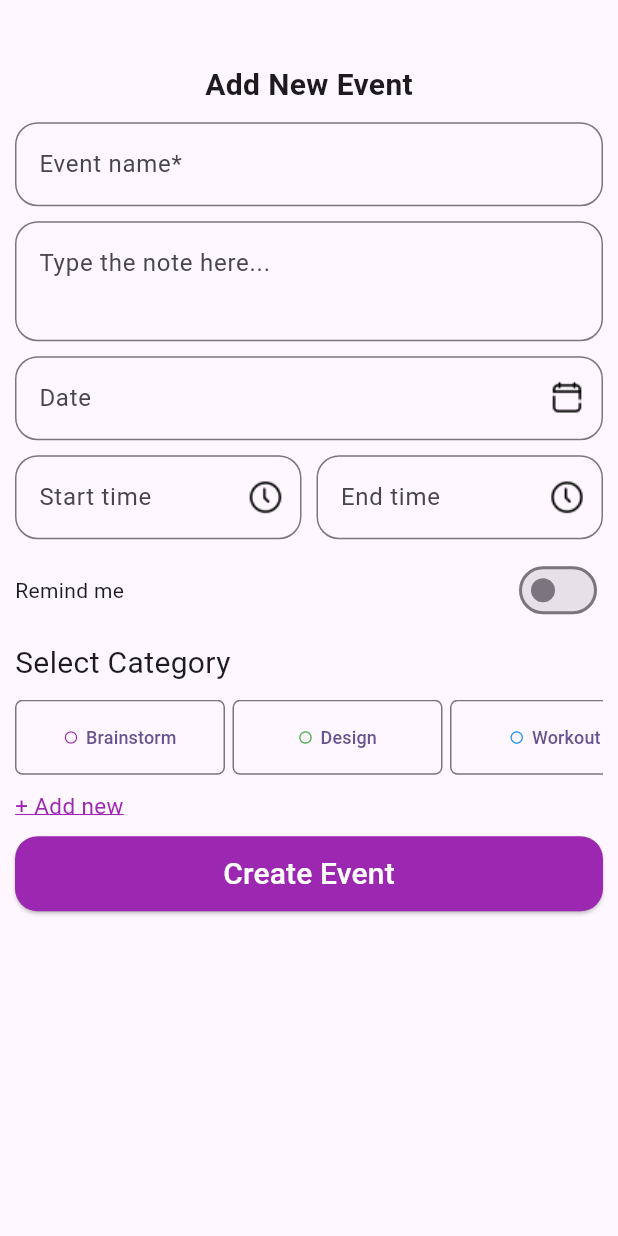
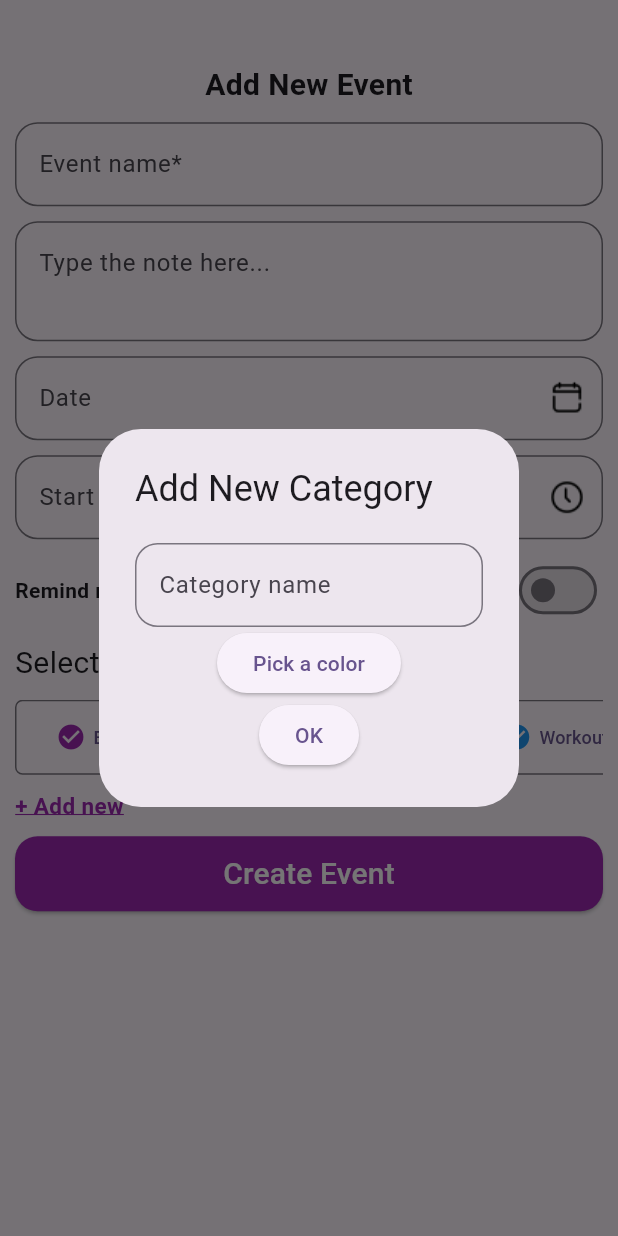
Before and after one commit to tanhoang088/calendar_flutter, a Flutter app: the CreateEventWidget widget shown alone on an empty page, opened directly, after a tap on "+ Add new", on a phone screen of 412 x 824 dp. Run offline on Flutter 3.47's test engine with Material 2 defaults, Android fonts, the phone set to English and light mode, and no system bars; our stand-ins replace animated_bottom_navigation_bar, flutter_colorpicker.

Commit message:
update create event

```diff
--- a/lib/page/createEvent_page.dart
+++ b/lib/page/createEvent_page.dart
@@ -1,4 +1,11 @@
 import 'package:flutter/material.dart';
+import 'package:flutter_colorpicker/flutter_colorpicker.dart';
+
+Color pickerColor = Color(0xff443a49);
+Color currentColor = Color(0xff443a49);
+
+final listCategory = <String>['Brainstorm', 'Design', 'Workout'];
+final listColor = <Color>[Colors.purple, Colors.green, Colors.blue];
 
 class CreateEventWidget extends StatefulWidget {
   const CreateEventWidget({super.key});
@@ -7,11 +14,19 @@ class CreateEventWidget extends StatefulWidget {
   State<CreateEventWidget> createState() => _CreateEventWidgetState();
 }
 
-final listCategory = <String>['Brainstorm', 'Design', 'Workout'];
-final listColor = <Color>[Colors.purple, Colors.green, Colors.blue];
-
 class _CreateEventWidgetState extends State<CreateEventWidget> {
   bool light = false;
+  final myController = TextEditingController();
+  void changeColor(Color color) {
+    setState(() => pickerColor = color);
+  }
+
+  @override
+  void dispose() {
+    myController.dispose();
+    super.dispose();
+  }
+
   @override
   Widget build(BuildContext context) {
     return Container(
@@ -89,7 +104,10 @@ class _CreateEventWidgetState extends State<CreateEventWidget> {
           const SizedBox(height: 10),
           Row(
             children: [
-              const Text('Remind me'),
+              const Text(
+                'Remind me',
+                style: TextStyle(fontWeight: FontWeight.bold),
+              ),
               const Spacer(),
               Switch(
                   value: light,
@@ -132,8 +150,8 @@ class _CreateEventWidgetState extends State<CreateEventWidget> {
                                 mainAxisAlignment: MainAxisAlignment.center,
                                 children: [
                                   Icon(
-                                    Icons.circle_outlined,
-                                    size: 10,
+                                    Icons.check_circle,
+                                    size: 20,
                                     color: listColor[index],
                                   ),
                                   SizedBox(
@@ -162,11 +180,77 @@ class _CreateEventWidgetState extends State<CreateEventWidget> {
                 "+ Add new",
                 style: TextStyle(
                     fontSize: 15,
+                    fontWeight: FontWeight.bold,
                     color: Colors.purple,
                     decoration: TextDecoration.underline,
                     decorationColor: Colors.purple),
               ),
-              onTap: () {},
+              onTap: () => showDialog(
+                  context: context,
+                  builder: (BuildContext context) => AlertDialog(
+                        title: Text('Add New Category'),
+                        actions: <Widget>[
+                          Container(
+                            alignment: Alignment.center,
+                            child: Column(
+                              children: [
+                                TextFormField(
+                                  controller: myController,
+                                  decoration: InputDecoration(
+                                    border: OutlineInputBorder(
+                                        borderSide: const BorderSide(
+                                            width: 3, color: Colors.grey),
+                                        borderRadius:
+                                            BorderRadius.circular(15)),
+                                    hintText: 'Category name',
+                                  ),
+                                ),
+                                ElevatedButton(
+                                  onPressed: () {
+                                    showDialog(
+                                        context: context,
+                                        builder: (BuildContext context) {
+                                          return AlertDialog(
+                                            title: Text('Pick a color!'),
+                                            content: SingleChildScrollView(
+                                              child: ColorPicker(
+                                                pickerColor: currentColor,
+                                                onColorChanged: (Color color) {
+                                                  setState(() {
+                                                    currentColor = color;
+                                                  });
+                                                },
+                                              ),
+                                            ),
+                                            actions: <Widget>[
+                                              ElevatedButton(
+                                                child: const Text('DONE'),
+                                                onPressed: () {
+                                                  Navigator.of(context).pop();
+                                                },
+                                              ),
+                                            ],
+                                          );
+                                        });
+                                  },
+                                  child: const Text("Pick a color"),
+                                ),
+                                ElevatedButton(
+                                  child: const Text('OK'),
+                                  onPressed: () {
+                                    Navigator.of(context).pop();
+                                    if (myController.text != '') {
+                                      listCategory.add(myController.text);
+                                      listColor.add(currentColor);
+                                    }
+                                    myController.clear();
+                                  },
+                                ),
+                              ],
+                            ),
+                          ),
+                        ],
+                      )),
             ),
           ),
           const SizedBox(
--- a/pubspec.yaml
+++ b/pubspec.yaml
@@ -63,6 +63,7 @@ dependencies:
    # For SVG File
   flutter_svg: ^2.0.7
   animated_bottom_navigation_bar: ^1.3.0
+  flutter_colorpicker: ^1.0.3
 
   # For date/number formatting
   intl: ^0.18.0
```
Also changed, not shown: pubspec.lock.
